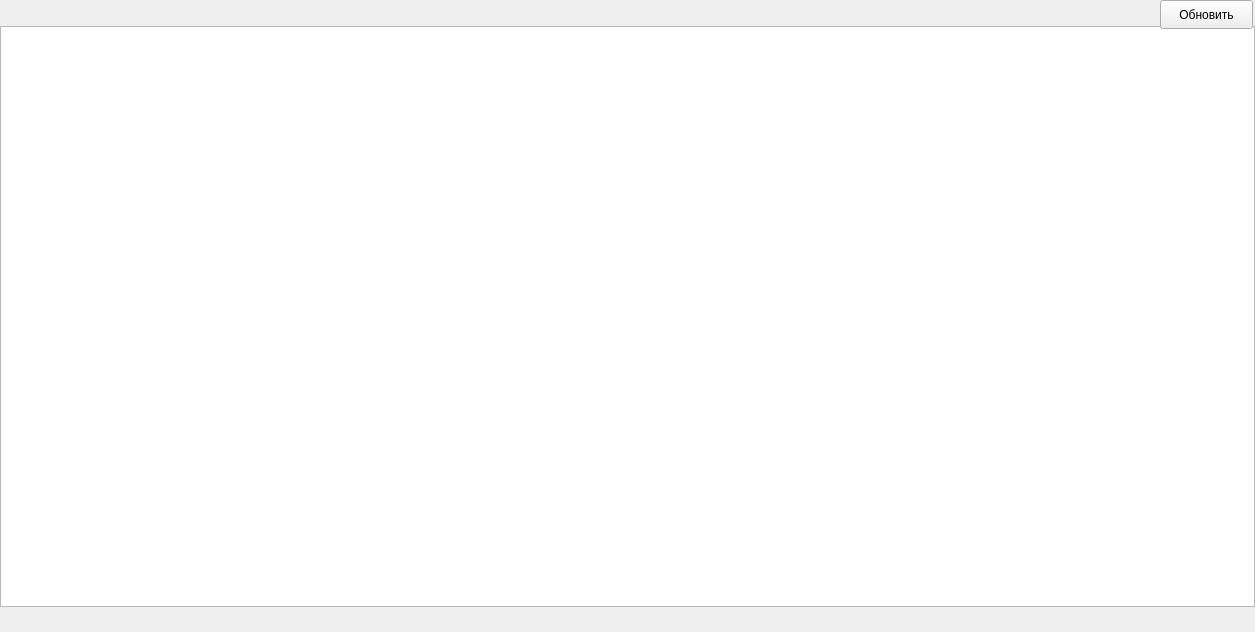
comp1ler1/Process-hacker, file mainwindow.ui: the form before one commit.
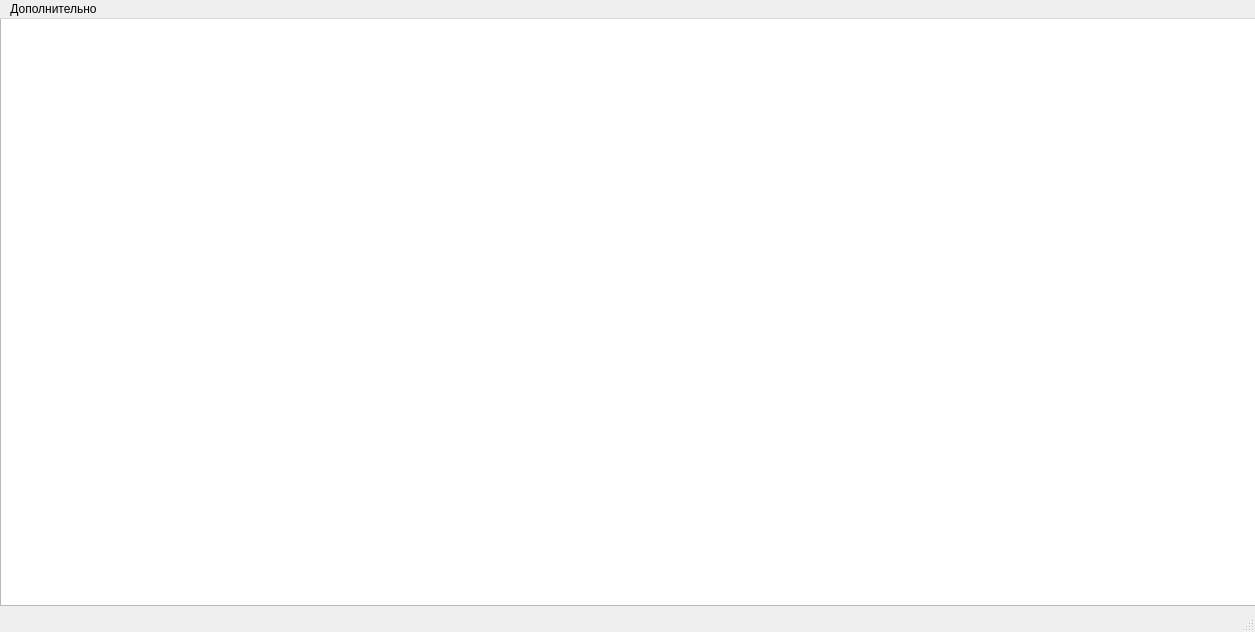
The form after the commit.

Patch:
```diff
--- a/mainwindow.ui
+++ b/mainwindow.ui
@@ -33,32 +33,19 @@
     <property name="geometry">
      <rect>
       <x>0</x>
-      <y>26</y>
-      <width>1255</width>
-      <height>581</height>
+      <y>-4</y>
+      <width>1261</width>
+      <height>591</height>
      </rect>
     </property>
     <property name="lineWidth">
      <number>3</number>
     </property>
    </widget>
-   <widget class="QPushButton" name="pushButton">
-    <property name="geometry">
-     <rect>
-      <x>1160</x>
-      <y>0</y>
-      <width>93</width>
-      <height>29</height>
-     </rect>
-    </property>
-    <property name="text">
-     <string>Обновить</string>
-    </property>
-   </widget>
   </widget>
   <widget class="QMenuBar" name="menubar">
    <property name="enabled">
-    <bool>false</bool>
+    <bool>true</bool>
    </property>
    <property name="geometry">
     <rect>
@@ -68,7 +55,32 @@
      <height>26</height>
     </rect>
    </property>
+   <widget class="QMenu" name="menu">
+    <property name="title">
+     <string>Дополнительно</string>
+    </property>
+    <addaction name="action_2"/>
+    <addaction name="action_3"/>
+    <addaction name="action_4"/>
+   </widget>
+   <addaction name="menu"/>
   </widget>
+  <widget class="QStatusBar" name="statusBar"/>
+  <action name="action_2">
+   <property name="text">
+    <string>Обновить</string>
+   </property>
+  </action>
+  <action name="action_3">
+   <property name="text">
+    <string>Информация о процессе</string>
+   </property>
+  </action>
+  <action name="action_4">
+   <property name="text">
+    <string>Информация о файле</string>
+   </property>
+  </action>
  </widget>
  <resources/>
  <connections/>
```
